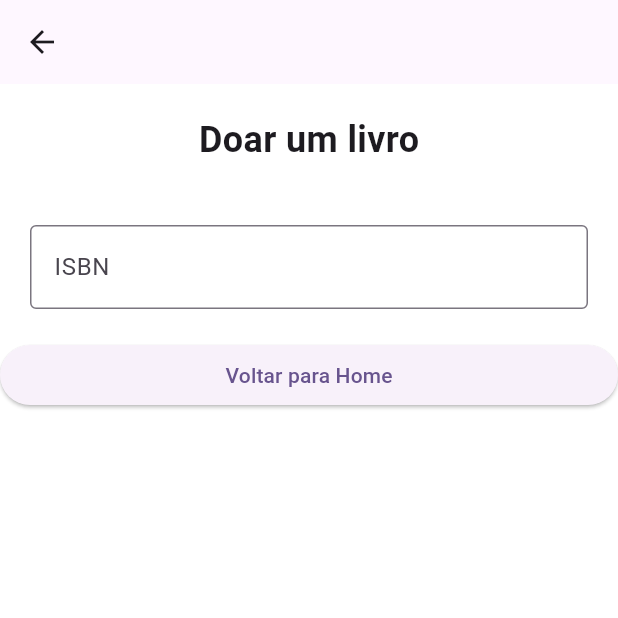
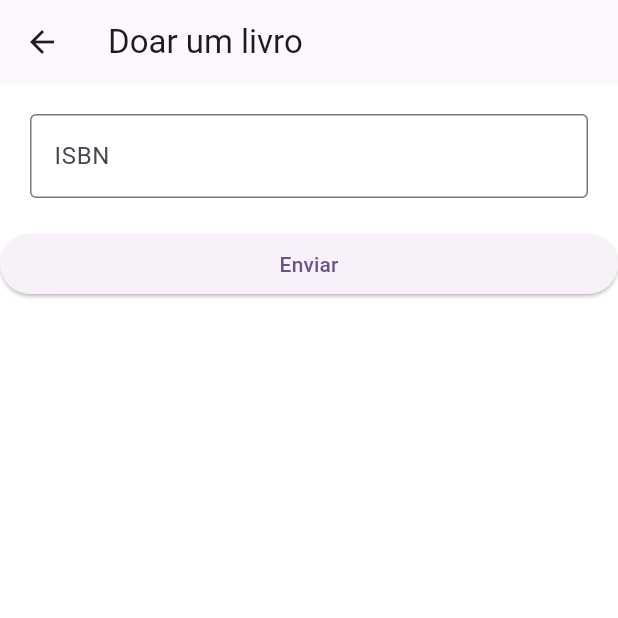
Before and after one commit to Carolina-Silva/BookFlutter, a Flutter app: the BookPage screen opened directly, on a phone screen of 412 x 824 dp, the top half of it. Run offline on Flutter 3.47's test engine with Material 3 defaults, Android fonts, the phone set to English and light mode, and no system bars.

Commit message:
Novas alterações

```diff
--- a/bookshifter/lib/bookPage.dart
+++ b/bookshifter/lib/bookPage.dart
@@ -1,29 +1,35 @@
+import 'dart:io';
+import 'package:flutter/cupertino.dart';
 import 'package:flutter/material.dart';
+import 'package:bookshifter/OpenlibraryRequest.dart';
+import 'package:http/http.dart' as http;
 
-class BookPage extends StatelessWidget {
+class BookPage extends StatefulWidget {
+  const BookPage({Key? key}) : super(key: key);
+
+  @override
+  _BookPageState createState() => _BookPageState();
+}
+
+class _BookPageState extends State<BookPage> {
+  TextEditingController isbnTextEditingController = TextEditingController();
+  String _imageURL = "";
+
   @override
   Widget build(BuildContext context) {
     return Scaffold(
       backgroundColor: Colors.white,
       appBar: AppBar(
-        title: Text(''),
+        title: Text('Doar um livro'),
       ),
       body: SingleChildScrollView(
         child: Column(
           crossAxisAlignment: CrossAxisAlignment.stretch,
           children: [
-            Center(
-              child: Padding(
-                padding: const EdgeInsets.all(20.0),
-                child: Text(
-                  'Doar um livro',
-                  style: TextStyle(fontSize: 24.0, fontWeight: FontWeight.bold),
-                ),
-              ),
-            ),
             Padding(
               padding: const EdgeInsets.all(20.0),
               child: TextField(
+                controller: isbnTextEditingController,
                 keyboardType: TextInputType.number,
                 decoration: InputDecoration(
                   labelText: 'ISBN',
@@ -31,12 +37,16 @@ class BookPage extends StatelessWidget {
                 ),
               ),
             ),
-             ElevatedButton(
+            ElevatedButton(
               onPressed: () {
-                Navigator.pop(context);
+                setState(() {
+                  var isbn = isbnTextEditingController.text;
+                  _imageURL = "https://covers.openlibrary.org/b/isbn/$isbn-M.jpg";
+                });
               },
-              child: Text('Voltar para Home'),
+              child: Text("Enviar"),
             ),
+            if (_imageURL.isNotEmpty) Image.network(_imageURL),
           ],
         ),
       ),
--- a/bookshifter/pubspec.yaml
+++ b/bookshifter/pubspec.yaml
@@ -30,6 +30,7 @@ environment:
 dependencies:
   flutter:
     sdk: flutter
+  http: ^1.2.1
 
 
   # The following adds the Cupertino Icons font to your application.
```
Also changed, not shown: bookshifter/lib/OpenlibraryRequest.dart (added, +16 -0 lines), bookshifter/pubspec.lock, 1 other file.
